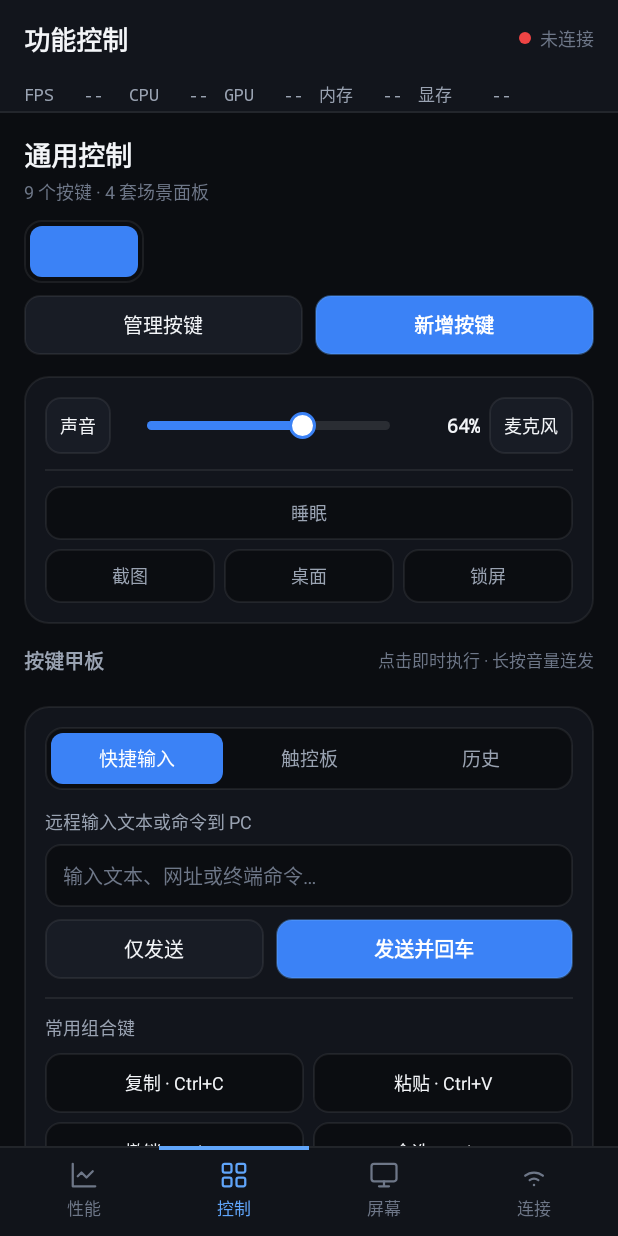
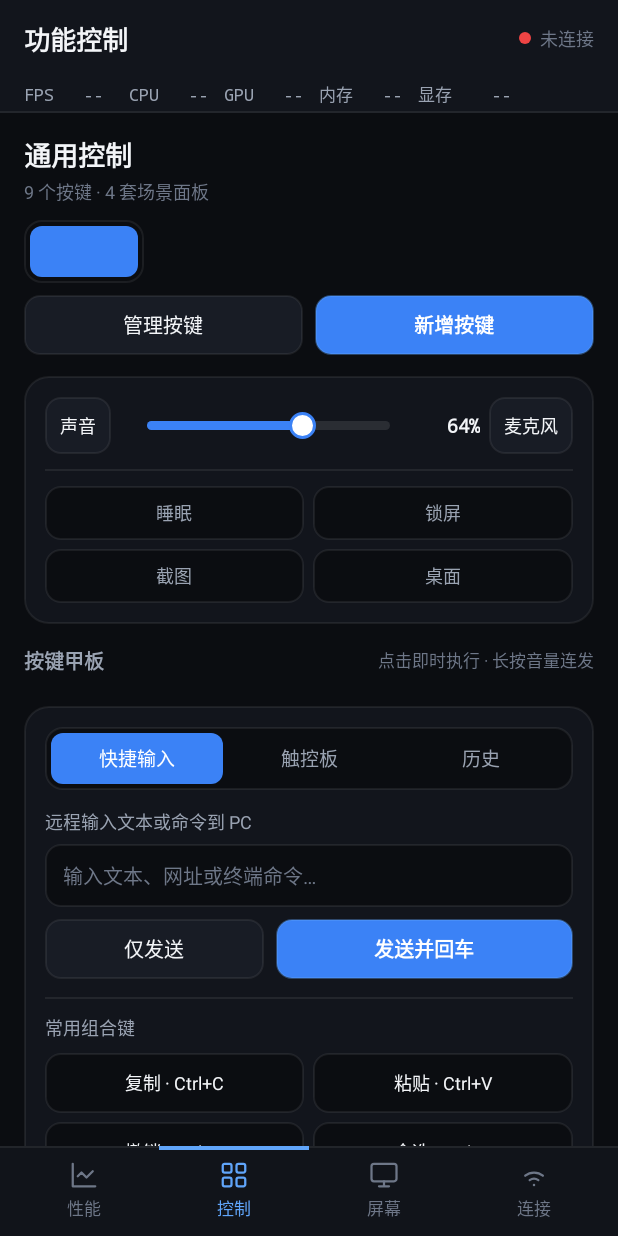
Before and after one commit to xiaowangWFP/PCBOX, an Android app: the screen it shows after launch (MainActivity), after a tap on "控制", on a phone screen of 412 x 824 dp. Run offline under Robolectric (Android 15) with nearby library versions, the phone set to English and light mode, and no system bars.

Commit message:
feat(android): 快捷卡片改四宫格，睡眠与锁屏双击确认
- 竖屏睡眠/锁屏/截图/桌面改为 2×2 等宽卡片，睡眠与锁屏同排成组
- 横屏四个按钮改为等宽，顺序调整为睡眠/锁屏/截图/桌面，保持成组相邻
- 睡眠与锁屏需在 1.5 秒内二次点击才下发，首次点击按钮变暗并提示，超时自动复位
- 双击确认只在真正触发时写入操作历史，避免误触与冗余记录

```diff
--- a/android-client/app/src/main/java/com/phoneconsole/client/ui/ControlWorkspaceController.java
+++ b/android-client/app/src/main/java/com/phoneconsole/client/ui/ControlWorkspaceController.java
@@ -8,6 +8,7 @@ import android.view.Gravity;
 import android.view.LayoutInflater;
 import android.view.View;
 import android.view.ViewGroup;
+import android.os.SystemClock;
 import android.view.Window;
 import android.view.inputmethod.EditorInfo;
 import android.widget.AdapterView;
@@ -17,6 +18,7 @@ import android.widget.LinearLayout;
 import android.widget.SeekBar;
 import android.widget.Spinner;
 import android.widget.TextView;
+import android.widget.Toast;
 
 import androidx.annotation.NonNull;
 import androidx.annotation.Nullable;
@@ -131,6 +133,17 @@ public class ControlWorkspaceController {
     private SeekBar seekVolume;
     private TextView tvVolumeValue;
     private RecyclerView rvDeckButtons;
+
+    /** 需要双击确认的按钮：首次点击进入待确认态，限定时间内再次点击才真正下发 */
+    private static final long CONFIRM_WINDOW_MS = 1500;
+    private View armedView;
+    private long armedAt;
+    private final Runnable disarmConfirm = () -> {
+        if (armedView != null) {
+            armedView.setAlpha(1f);
+            armedView = null;
+        }
+    };
 
     private TextView tabInput;
     private TextView tabTouchpad;
@@ -254,11 +267,11 @@ public class ControlWorkspaceController {
             recordHistory("切换麦克风静音", "音频控制", dispatcher::onToggleMicMute);
         });
 
-        bindQuickHotkey(R.id.btnQuickSleep, "sleep", "睡眠");
+        bindQuickConfirm(R.id.btnQuickSleep, "sleep", "睡眠");
+        bindQuickConfirm(R.id.btnQuickLock, "win+l", "锁定屏幕");
 
         bindQuickHotkey(R.id.btnQuickShot, "win+shift+s", "区域截图");
         bindQuickHotkey(R.id.btnQuickDesktop, "win+d", "显示桌面");
-        bindQuickHotkey(R.id.btnQuickLock, "win+l", "锁定屏幕");
 
         // 工具舱切换
         tabInput.setOnClickListener(v -> selectCompanionTab(0, true));
@@ -485,6 +498,38 @@ public class ControlWorkspaceController {
         }
     }
 
+    /**
+     * 危险操作（睡眠 / 锁屏）绑定：首次点击只进入待确认态——按钮变暗并弹出提示，
+     * 1.5 秒内再次点击才真正下发，避免误触直接把电脑锁屏或挂起。
+     */
+    private void bindQuickConfirm(int viewId, @NonNull String combo, @NonNull String label) {
+        View v = root.findViewById(viewId);
+        if (v == null) {
+            return;
+        }
+        v.setOnClickListener(btn -> {
+            long now = SystemClock.elapsedRealtime();
+            boolean confirmed = armedView == v && now - armedAt <= CONFIRM_WINDOW_MS;
+            if (!confirmed) {
+                if (armedView != null && armedView != v) {
+                    armedView.setAlpha(1f);
+                }
+                armedView = v;
+                armedAt = now;
+                v.setAlpha(0.5f);
+                Toast.makeText(context, "再点一次确认「" + label + "」", Toast.LENGTH_SHORT).show();
+                root.removeCallbacks(disarmConfirm);
+                root.postDelayed(disarmConfirm, CONFIRM_WINDOW_MS);
+                return;
+            }
+            root.removeCallbacks(disarmConfirm);
+            v.setAlpha(1f);
+            armedView = null;
+            dispatcher.onQuickHotkey(combo);
+            recordHistory(label, combo.toUpperCase(Locale.ROOT), () -> dispatcher.onQuickHotkey(combo));
+        });
+    }
+
     private void bindMouseClick(int viewId, @NonNull String mouseButton, @NonNull String label) {
         View v = root.findViewById(viewId);
         if (v != null) {
--- a/android-client/app/src/main/res/layout-land/page_control.xml
+++ b/android-client/app/src/main/res/layout-land/page_control.xml
@@ -194,7 +194,7 @@
                             style="@style/ConsoleMiniButton"
                             android:layout_width="0dp"
                             android:layout_height="32dp"
-                            android:layout_marginEnd="6dp"
+                            android:layout_marginEnd="4dp"
                             android:layout_weight="1"
                             android:minHeight="32dp"
                             android:paddingStart="4dp"
@@ -203,12 +203,25 @@
                             android:textSize="11sp" />
 
                         <TextView
+                            android:id="@+id/btnQuickLock"
+                            style="@style/ConsoleMiniButton"
+                            android:layout_width="0dp"
+                            android:layout_height="32dp"
+                            android:layout_marginEnd="4dp"
+                            android:layout_weight="1"
+                            android:minHeight="32dp"
+                            android:paddingStart="4dp"
+                            android:paddingEnd="4dp"
+                            android:text="@string/ctrl_lock"
+                            android:textSize="11sp" />
+
+                        <TextView
                             android:id="@+id/btnQuickShot"
                             style="@style/ConsoleMiniButton"
                             android:layout_width="0dp"
                             android:layout_height="32dp"
                             android:layout_marginEnd="4dp"
-                            android:layout_weight="0.85"
+                            android:layout_weight="1"
                             android:minHeight="32dp"
                             android:paddingStart="4dp"
                             android:paddingEnd="4dp"
@@ -220,24 +233,11 @@
                             style="@style/ConsoleMiniButton"
                             android:layout_width="0dp"
                             android:layout_height="32dp"
-                            android:layout_marginEnd="4dp"
-                            android:layout_weight="0.85"
+                            android:layout_weight="1"
                             android:minHeight="32dp"
                             android:paddingStart="4dp"
                             android:paddingEnd="4dp"
                             android:text="@string/ctrl_desktop"
-                            android:textSize="11sp" />
-
-                        <TextView
-                            android:id="@+id/btnQuickLock"
-                            style="@style/ConsoleMiniButton"
-                            android:layout_width="0dp"
-                            android:layout_height="32dp"
-                            android:layout_weight="0.85"
-                            android:minHeight="32dp"
-                            android:paddingStart="4dp"
-                            android:paddingEnd="4dp"
-                            android:text="@string/ctrl_lock"
                             android:textSize="11sp" />
                     </LinearLayout>
                 </LinearLayout>
--- a/android-client/app/src/main/res/layout/page_control.xml
+++ b/android-client/app/src/main/res/layout/page_control.xml
@@ -162,12 +162,29 @@
                 android:layout_marginBottom="10dp"
                 android:background="@color/divider_line" />
 
-            <TextView
-                android:id="@+id/btnQuickSleep"
-                style="@style/ConsoleMiniButton"
+            <!-- 睡眠与锁屏并排成组，两者均需双击确认，避免误触 -->
+            <LinearLayout
                 android:layout_width="match_parent"
                 android:layout_height="wrap_content"
-                android:text="@string/ctrl_sleep" />
+                android:orientation="horizontal">
+
+                <TextView
+                    android:id="@+id/btnQuickSleep"
+                    style="@style/ConsoleMiniButton"
+                    android:layout_width="0dp"
+                    android:layout_height="wrap_content"
+                    android:layout_marginEnd="6dp"
+                    android:layout_weight="1"
+                    android:text="@string/ctrl_sleep" />
+
+                <TextView
+                    android:id="@+id/btnQuickLock"
+                    style="@style/ConsoleMiniButton"
+                    android:layout_width="0dp"
+                    android:layout_height="wrap_content"
+                    android:layout_weight="1"
+                    android:text="@string/ctrl_lock" />
+            </LinearLayout>
 
             <LinearLayout
                 android:layout_width="match_parent"
@@ -189,17 +206,8 @@
                     style="@style/ConsoleMiniButton"
                     android:layout_width="0dp"
                     android:layout_height="wrap_content"
-                    android:layout_marginEnd="6dp"
                     android:layout_weight="1"
                     android:text="@string/ctrl_desktop" />
-
-                <TextView
-                    android:id="@+id/btnQuickLock"
-                    style="@style/ConsoleMiniButton"
-                    android:layout_width="0dp"
-                    android:layout_height="wrap_content"
-                    android:layout_weight="1"
-                    android:text="@string/ctrl_lock" />
             </LinearLayout>
         </LinearLayout>
 
```
